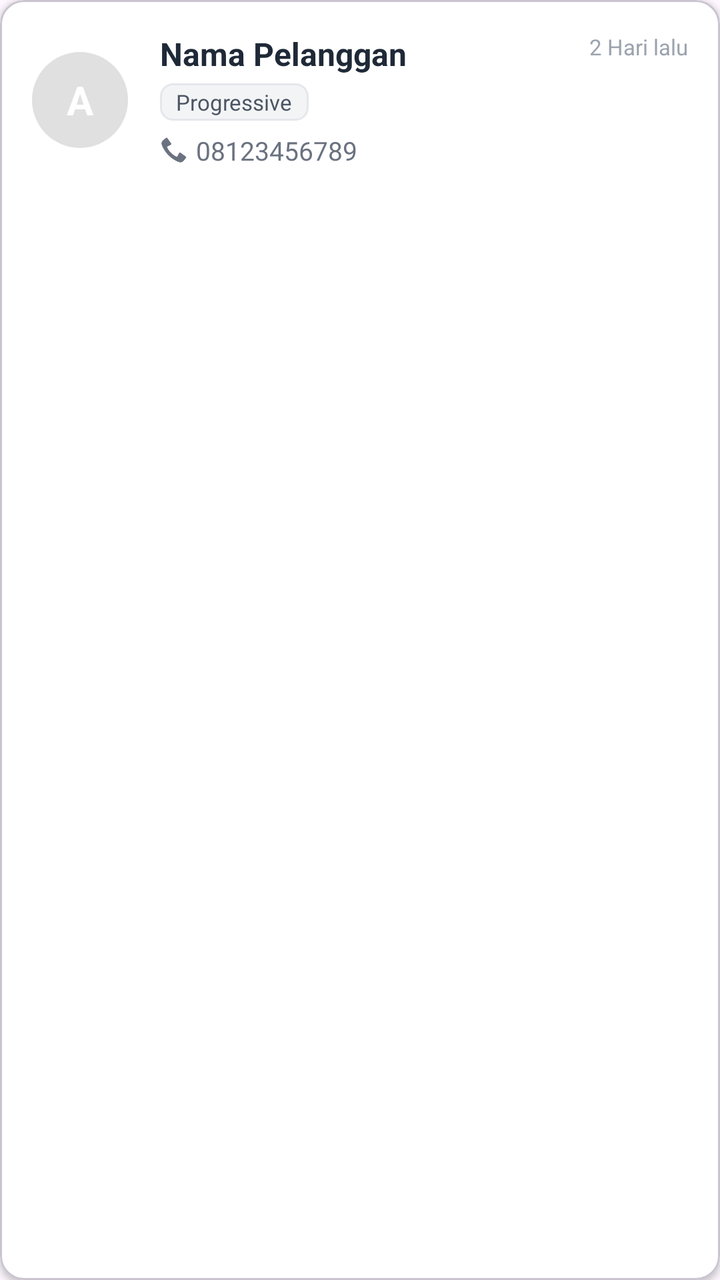
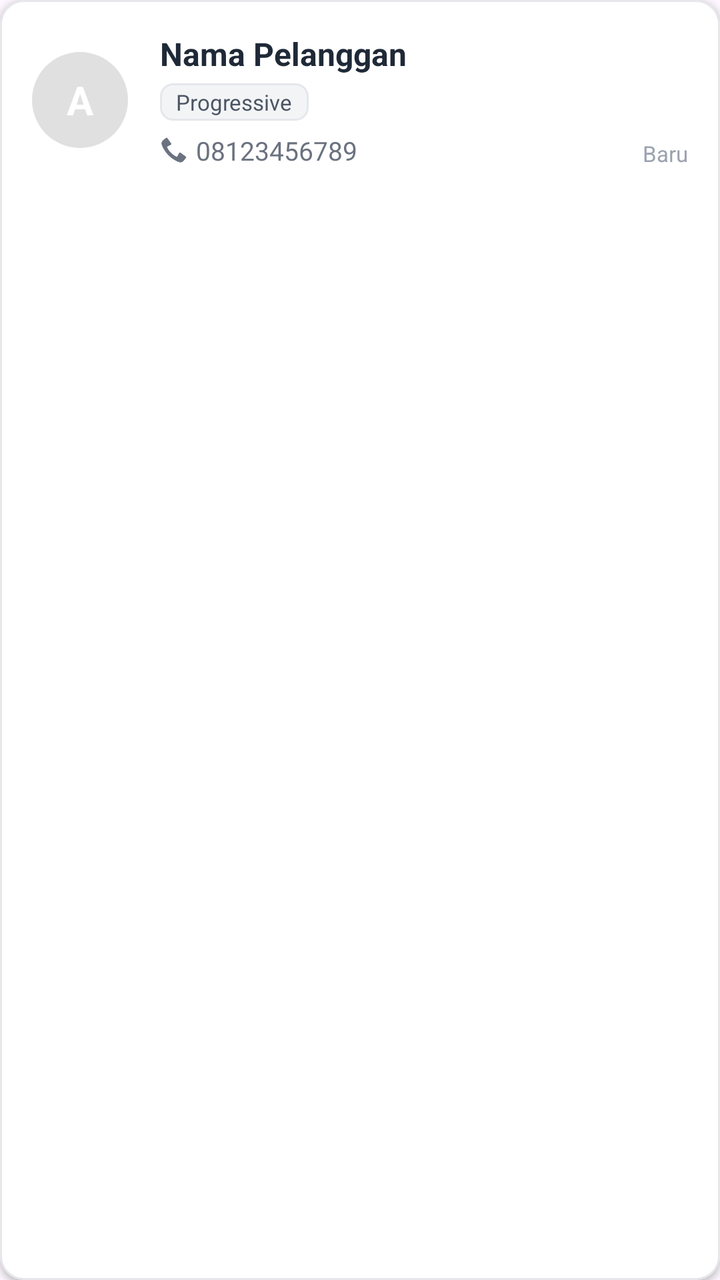

Compare the two renders of this Android layout. The source of the first and the diff that turns it into the second are given below.
<!-- AndroidManifest.xml: application theme Theme.OptikCRM -->
<!-- res/layout/item_customer.xml -->
<?xml version="1.0" encoding="utf-8"?>
<com.google.android.material.card.MaterialCardView
    xmlns:android="http://schemas.android.com/apk/res/android"
    xmlns:app="http://schemas.android.com/apk/res-auto"
    xmlns:tools="http://schemas.android.com/tools"
    android:layout_width="match_parent"
    android:layout_height="wrap_content"
    android:layout_marginHorizontal="16dp"
    android:layout_marginVertical="6dp"
    app:cardCornerRadius="12dp"
    app:cardElevation="2dp"
    app:cardBackgroundColor="@android:color/white"
    app:rippleColor="#E0E0E0">

    <androidx.constraintlayout.widget.ConstraintLayout
        android:layout_width="match_parent"
        android:layout_height="wrap_content"
        android:padding="16dp">

        <TextView
            android:id="@+id/tvAvatar"
            android:layout_width="48dp"
            android:layout_height="48dp"
            android:background="@drawable/bg_circle_avatar"
            android:gravity="center"
            android:text="A"
            android:textColor="@android:color/white"
            android:textSize="20sp"
            android:textStyle="bold"
            app:layout_constraintBottom_toBottomOf="parent"
            app:layout_constraintStart_toStartOf="parent"
            app:layout_constraintTop_toTopOf="parent" />

        <TextView
            android:id="@+id/tvNama"
            android:layout_width="0dp"
            android:layout_height="wrap_content"
            android:layout_marginStart="16dp"
            android:layout_marginEnd="8dp"
            android:text="Nama Pelanggan"
            android:textColor="#1F2937"
            android:textSize="16sp"
            android:textStyle="bold"
            app:layout_constraintEnd_toStartOf="@+id/tvLastDate"
            app:layout_constraintStart_toEndOf="@+id/tvAvatar"
            app:layout_constraintTop_toTopOf="parent" />

        <TextView
            android:id="@+id/tvJenisLensa"
            android:layout_width="wrap_content"
            android:layout_height="wrap_content"
            android:layout_marginTop="4dp"
            android:background="@drawable/bg_badge_lens"
            android:paddingHorizontal="8dp"
            android:paddingVertical="2dp"
            android:text="Progressive"
            android:textColor="#4B5563"
            android:textSize="11sp"
            app:layout_constraintStart_toStartOf="@+id/tvNama"
            app:layout_constraintTop_toBottomOf="@+id/tvNama" />

        <LinearLayout
            android:layout_width="wrap_content"
            android:layout_height="wrap_content"
            android:layout_marginTop="6dp"
            android:orientation="horizontal"
            android:gravity="center_vertical"
            app:layout_constraintStart_toStartOf="@+id/tvNama"
            app:layout_constraintTop_toBottomOf="@+id/tvJenisLensa">

            <ImageView
                android:layout_width="14dp"
                android:layout_height="14dp"
                android:src="@android:drawable/stat_sys_phone_call"
                app:tint="#6B7280" />

            <TextView
                android:id="@+id/tvNomorHp"
                android:layout_width="wrap_content"
                android:layout_height="wrap_content"
                android:layout_marginStart="4dp"
                android:text="08123456789"
                android:textColor="#6B7280"
                android:textSize="13sp" />
        </LinearLayout>

        <TextView
            android:id="@+id/tvLastDate"
            android:layout_width="wrap_content"
            android:layout_height="wrap_content"
            android:text="2 Hari lalu"
            android:textColor="#9CA3AF"
            android:textSize="11sp"
            app:layout_constraintEnd_toEndOf="parent"
            app:layout_constraintTop_toTopOf="@+id/tvNama" />

    </androidx.constraintlayout.widget.ConstraintLayout>
</com.google.android.material.card.MaterialCardView>
<!-- resources referenced by this layout -->
<resources>
  <!-- drawable bg_badge_lens (drawable) -->
  <?xml version="1.0" encoding="utf-8"?>
  <shape xmlns:android="http://schemas.android.com/apk/res/android"
      android:shape="rectangle">
      <corners android:radius="6dp" />
      <solid android:color="#F3F4F6" /> <stroke android:width="1dp" android:color="#E5E7EB" /> </shape>
  <!-- drawable bg_circle_avatar (drawable) -->
  <?xml version="1.0" encoding="utf-8"?>
  <shape xmlns:android="http://schemas.android.com/apk/res/android"
      android:shape="oval">
      <solid android:color="#E0E0E0" /> </shape>
  <style name="Theme.OptikCRM" parent="Base.Theme.OptikCRM" />
  <style name="Base.Theme.OptikCRM" parent="Theme.Material3.DayNight.NoActionBar">
          
          
      </style>
</resources>

<!-- the commit's change to res/layout/item_customer.xml (unified diff, before → after) -->
@@ -3,6 +3,7 @@
     xmlns:android="http://schemas.android.com/apk/res/android"
     xmlns:app="http://schemas.android.com/apk/res-auto"
     xmlns:tools="http://schemas.android.com/tools"
+    android:id="@+id/cardCustomer"
     android:layout_width="match_parent"
     android:layout_height="wrap_content"
     android:layout_marginHorizontal="16dp"
@@ -10,6 +11,8 @@
     app:cardCornerRadius="12dp"
     app:cardElevation="2dp"
     app:cardBackgroundColor="@android:color/white"
+    app:strokeWidth="1dp"
+    app:strokeColor="#E5E7EB"
     app:rippleColor="#E0E0E0">
 
     <androidx.constraintlayout.widget.ConstraintLayout
@@ -41,9 +44,26 @@
             android:textColor="#1F2937"
             android:textSize="16sp"
             android:textStyle="bold"
-            app:layout_constraintEnd_toStartOf="@+id/tvLastDate"
+            app:layout_constraintEnd_toStartOf="@+id/tvIncompleteBadge"
             app:layout_constraintStart_toEndOf="@+id/tvAvatar"
             app:layout_constraintTop_toTopOf="parent" />
+
+        
+        <TextView
+            android:id="@+id/tvIncompleteBadge"
+            android:layout_width="wrap_content"
+            android:layout_height="wrap_content"
+            android:background="#FEF3C7"
+            android:paddingHorizontal="8dp"
+            android:paddingVertical="3dp"
+            android:text="⚠️ Lengkapi HP"
+            android:textColor="#D97706"
+            android:textSize="11sp"
+            android:textStyle="bold"
+            android:visibility="gone"
+            app:layout_constraintEnd_toEndOf="parent"
+            app:layout_constraintTop_toTopOf="@+id/tvNama"
+            tools:visibility="visible" />
 
         <TextView
             android:id="@+id/tvJenisLensa"
@@ -88,11 +108,11 @@
             android:id="@+id/tvLastDate"
             android:layout_width="wrap_content"
             android:layout_height="wrap_content"
-            android:text="2 Hari lalu"
+            android:text="Baru"
             android:textColor="#9CA3AF"
             android:textSize="11sp"
             app:layout_constraintEnd_toEndOf="parent"
-            app:layout_constraintTop_toTopOf="@+id/tvNama" />
+            app:layout_constraintBottom_toBottomOf="parent" />
 
     </androidx.constraintlayout.widget.ConstraintLayout>
 </com.google.android.material.card.MaterialCardView>
